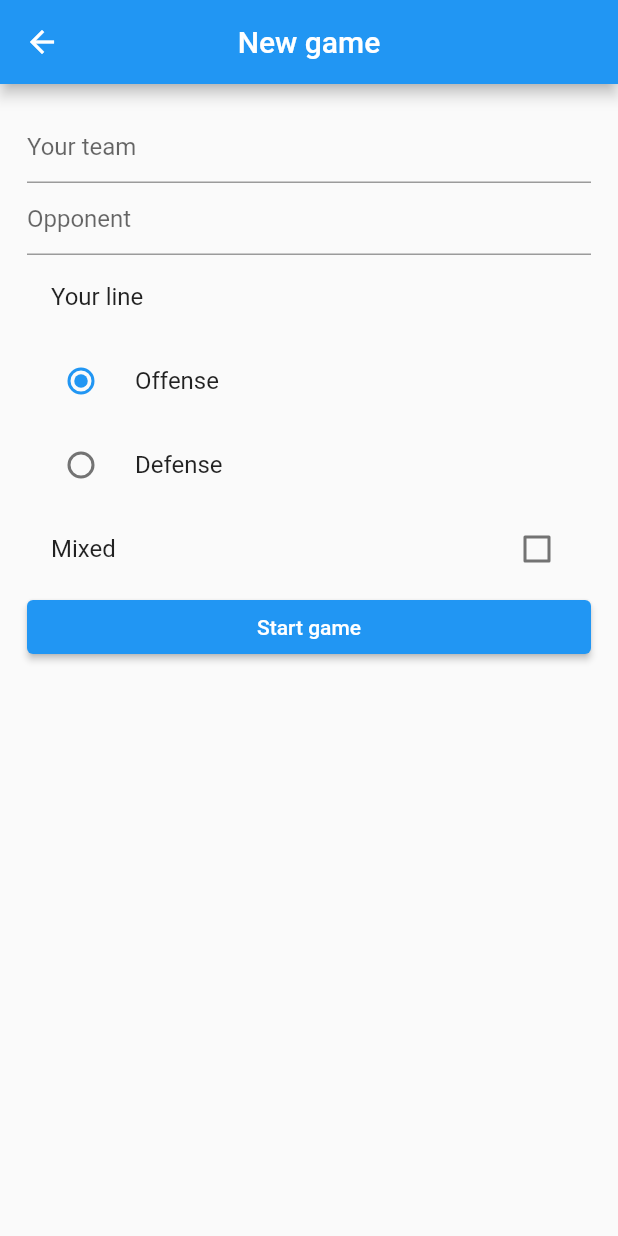
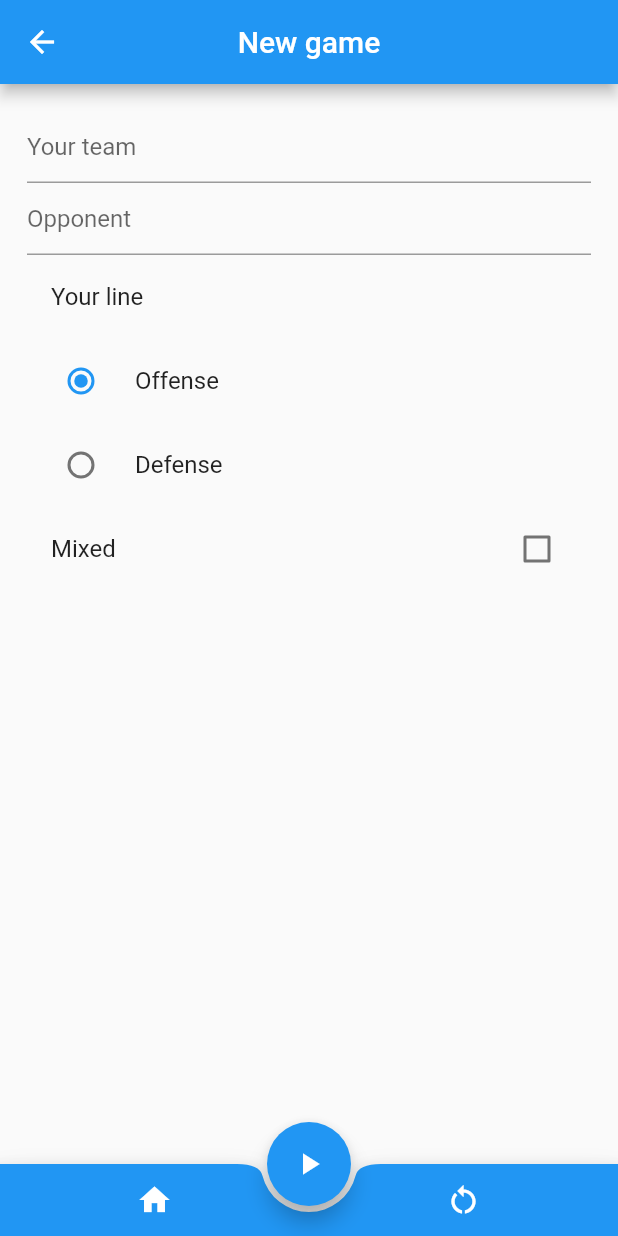
Before and after one commit to alfredoUcar/ultiplay, a Flutter app: the screen it shows after launch, after a tap on "New game", on a phone screen of 412 x 824 dp. Run offline on Flutter 3.47's test engine with Material 2 defaults, Android fonts, the phone set to English and light mode, and no system bars.

Commit message:
added more gender options to new game setup, setup named routing and restyle submit button for new game form

```diff
--- a/lib/main.dart
+++ b/lib/main.dart
@@ -1,5 +1,6 @@
 import 'package:flutter/material.dart';
 import 'package:ultiplay/screens/home.dart';
+import 'package:ultiplay/screens/new_game.dart';
 
 void main() {
   runApp(Ultiplay());
@@ -11,6 +12,10 @@ class Ultiplay extends StatelessWidget {
     return MaterialApp(
       title: 'Ultiplay',
       home: Home(),
+      routes: {
+        Home.routeName: (context) => Home(),
+        NewGame.routeName: (context) => NewGame(),
+      },
     );
   }
 }
--- a/lib/models/game.dart
+++ b/lib/models/game.dart
@@ -1,9 +1,11 @@
 enum Position { offense, defense }
 enum Gender { open, mixed, female }
 enum CheckpointType { goal, turnover, pull, call, custom }
+enum FieldSide { left, right }
 
 /// Only for mixed games
-enum GenderRatio { ruleA, ruleB }
+enum GenderRatioRule { ruleA, ruleB }
+enum GenderRatio { moreWomen, moreMen }
 
 class AlreadyStarted implements Exception {}
 
@@ -51,7 +53,7 @@ class Game {
   List<Checkpoint> _checkpoints = [];
 
   /// [genderRatio] should be only defined on mixed [gender] games
-  GenderRatio? _genderRatio;
+  GenderRatioRule? _genderRatio;
 
   DateTime? _startedAt, _endedAt;
 
@@ -60,7 +62,7 @@ class Game {
     required String opponentTeamName,
     required Position initialPosition,
     Gender gender = Gender.open,
-    GenderRatio? genderRatio,
+    GenderRatioRule? genderRatio,
   })  : _yourTeamName = yourTeamName,
         _opponentTeamName = opponentTeamName,
         _gender = gender,
--- a/lib/screens/home.dart
+++ b/lib/screens/home.dart
@@ -4,6 +4,8 @@ import 'package:ultiplay/screens/current_game.dart';
 import 'package:ultiplay/screens/new_game.dart';
 
 class Home extends StatefulWidget {
+  static const routeName = 'home';
+
   @override
   State<StatefulWidget> createState() {
     return _HomeState();
@@ -39,15 +41,12 @@ class _HomeState extends State<Home> {
   }
 
   void openNewGameForm(BuildContext context) {
-    Navigator.of(context).push(MaterialPageRoute(
-        builder: (context) => NewGame(
-              onStart: (Game? game) {
-                setState(() {
-                  _currentGame = game;
-                  _currentGame!.start();
-                });
-              },
-            )));
+    Navigator.of(context).pushNamed(NewGame.routeName, arguments: (Game? game) {
+      setState(() {
+        _currentGame = game;
+        _currentGame!.start();
+      });
+    });
   }
 
   void openCurrentGame(BuildContext context) {
--- a/lib/screens/new_game.dart
+++ b/lib/screens/new_game.dart
@@ -1,37 +1,68 @@
 import 'package:flutter/material.dart';
 import 'package:ultiplay/models/game.dart';
+import 'package:ultiplay/screens/home.dart';
 
 import 'current_game.dart';
 
 class NewGame extends StatefulWidget {
-  final Function onStart;
-  const NewGame({Key? key, required this.onStart}) : super(key: key);
+  static const routeName = 'new-game';
 
   @override
   _NewGameState createState() {
-    return _NewGameState(onStart);
+    return _NewGameState();
   }
 }
 
 class _NewGameState extends State<NewGame> {
-  final Function onStart;
-
-  _NewGameState(this.onStart);
+  late Function onStart;
 
   Game? _game;
   bool _mixedGenderChecked = false;
   final _formKey = GlobalKey<FormState>();
   String _mainTeamPosition = Position.offense.toString();
-  String _genderRule = GenderRatio.ruleA.toString();
+  String _genderRule = GenderRatioRule.ruleA.toString();
+  String _genderRatio = GenderRatio.moreWomen.toString();
   String? _mainTeam;
   String? _opponentTeam;
+  String? _endzoneASide = FieldSide.left.toString();
 
   @override
   Widget build(BuildContext context) {
+    onStart = ModalRoute.of(context)!.settings.arguments as Function;
+
     return Scaffold(
       appBar: AppBar(
         title: Text('New game'),
         centerTitle: true,
+      ),
+      floatingActionButton: FloatingActionButton(
+        onPressed: onSubmit,
+        child: Icon(Icons.play_arrow),
+      ),
+      floatingActionButtonLocation: FloatingActionButtonLocation.centerDocked,
+      bottomNavigationBar: BottomAppBar(
+        shape: CircularNotchedRectangle(),
+        child: Row(
+          mainAxisAlignment: MainAxisAlignment.spaceAround,
+          children: [
+            IconButton(
+              onPressed: () {
+                Navigator.of(context).pop();
+              },
+              icon: Icon(Icons.home),
+              color: Colors.white,
+            ),
+            IconButton(
+              onPressed: () {
+                Navigator.pushReplacementNamed(context, NewGame.routeName,
+                    arguments: onStart);
+              },
+              icon: Icon(Icons.restart_alt),
+              color: Colors.white,
+            ),
+          ],
+        ),
+        color: Colors.blue,
       ),
       body: Container(
         child: Padding(
@@ -86,30 +117,82 @@ class _NewGameState extends State<NewGame> {
                         title: Text('Gender ratio'),
                       ),
                       RadioListTile(
-                        title: Text('Rule A'),
-                        value: GenderRatio.ruleA.toString(),
+                        title: Text('Rule A: prescribed'),
+                        value: GenderRatioRule.ruleA.toString(),
                         groupValue: _genderRule,
                         onChanged: updateGenderRatioRule,
                       ),
                       RadioListTile(
-                        title: Text('Rule B'),
-                        value: GenderRatio.ruleB.toString(),
+                        title: Text('Rule B: end zone decides'),
+                        value: GenderRatioRule.ruleB.toString(),
                         groupValue: _genderRule,
                         onChanged: updateGenderRatioRule,
                       ),
                     ],
                   ),
                 ),
-                ElevatedButton(
-                    onPressed: () {
+                Visibility(
+                  visible: _mixedGenderChecked &&
+                      _genderRule == GenderRatioRule.ruleA.toString(),
+                  child: Column(
+                    children: [
+                      ListTile(
+                        title: Text('Starting with'),
+                      ),
+                      RadioListTile(
+                        title: Text('More women'),
+                        value: GenderRatio.moreWomen.toString(),
+                        groupValue: _genderRatio,
+                        onChanged: updateGenderRatio,
+                      ),
+                      RadioListTile(
+                        title: Text('More men'),
+                        value: GenderRatio.moreMen.toString(),
+                        groupValue: _genderRatio,
+                        onChanged: updateGenderRatio,
+                      ),
+                    ],
+                  ),
+                ),
+                Visibility(
+                  visible: _mixedGenderChecked &&
+                      _genderRule == GenderRatioRule.ruleB.toString(),
+                  child: Column(
+                    children: [
+                      ListTile(
+                        title: Text('Endzone A side'),
+                      ),
+                      RadioListTile(
+                        title: Text('Left'),
+                        value: FieldSide.left.toString(),
+                        groupValue: _endzoneASide,
+                        onChanged: updateEndzoneASide,
+                      ),
+                      RadioListTile(
+                        title: Text('Right'),
+                        value: FieldSide.right.toString(),
+                        groupValue: _endzoneASide,
+                        onChanged: updateEndzoneASide,
+                      ),
+                    ],
+                  ),
+                ),
+              ],
+            ),
+          ),
+        ),
+      ),
+    );
+  }
+
+  void onSubmit() {
     if (_formKey.currentState!.validate()) {
       _formKey.currentState!.save();
-                        Position position = Position.values.firstWhere(
-                            (element) =>
-                                element.toString() == _mainTeamPosition);
+      Position position = Position.values
+          .firstWhere((element) => element.toString() == _mainTeamPosition);
       if (_mixedGenderChecked) {
-                          GenderRatio ratio = GenderRatio.values.firstWhere(
-                              (element) => element.toString() == _genderRule);
+        GenderRatioRule ratio = GenderRatioRule.values
+            .firstWhere((element) => element.toString() == _genderRule);
         _game = new Game(
           yourTeamName: _mainTeam ?? 'main team',
           opponentTeamName: _opponentTeam ?? 'second team',
@@ -127,14 +210,6 @@ class _NewGameState extends State<NewGame> {
       onStart(_game);
       openNewGame(context);
     }
-                    },
-                    child: Text('Start game'))
-              ],
-            ),
-          ),
-        ),
-      ),
-    );
   }
 
   void updateLinePosition(String? value) {
@@ -145,7 +220,19 @@ class _NewGameState extends State<NewGame> {
 
   void updateGenderRatioRule(String? value) {
     setState(() {
-      _genderRule = value ?? GenderRatio.ruleA.toString();
+      _genderRule = value ?? GenderRatioRule.ruleA.toString();
+    });
+  }
+
+  void updateGenderRatio(String? value) {
+    setState(() {
+      _genderRatio = value ?? GenderRatio.moreWomen.toString();
+    });
+  }
+
+  void updateEndzoneASide(String? value) {
+    setState(() {
+      _endzoneASide = value ?? FieldSide.left.toString();
     });
   }
 
```
Lines whose indentation alone changed are shown as unchanged.
